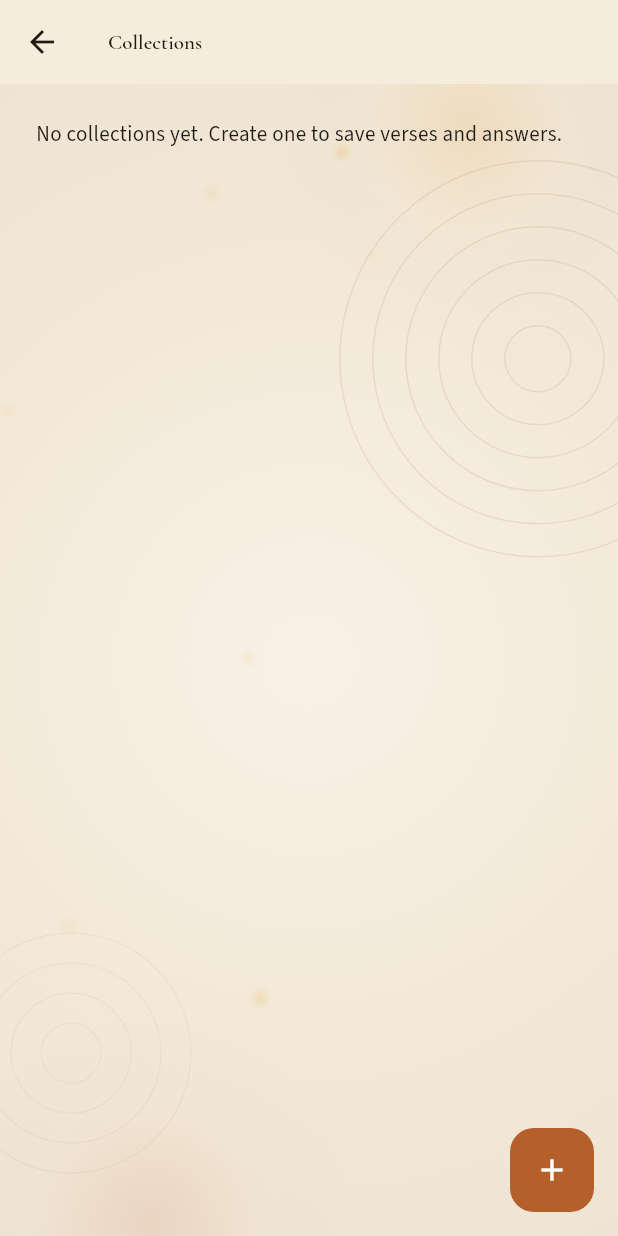
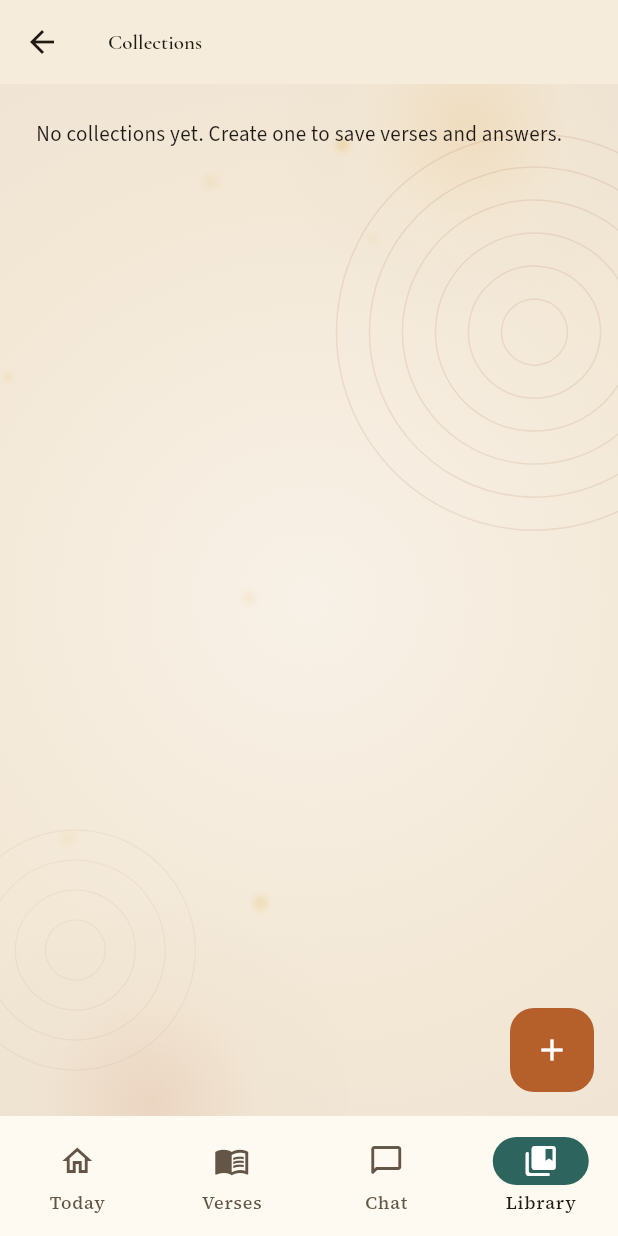
Before and after one commit to kallurivenkatesh4416-commits/gita_companion, a Flutter app: the CollectionsScreen screen opened by its route, on a phone screen of 412 x 824 dp. Run offline on Flutter 3.47's test engine with Material 3 defaults, Android fonts, the phone set to English and light mode, and no system bars; our stand-ins replace flutter_local_notifications, flutter_tts, google_fonts, just_audio, share_plus, shared_preferences and 2 more; accounts and stored records are empty; network calls fail.

Commit message:
UI: calmer home + bottom nav + verse preview overflow safety

```diff
--- a/app/lib/src/widgets/app_bottom_nav.dart
+++ b/app/lib/src/widgets/app_bottom_nav.dart
@@ -8,6 +8,15 @@ class AppBottomNav extends StatelessWidget {
   final int currentIndex;
 
   const AppBottomNav({super.key, required this.currentIndex});
+
+  String _label({
+    required AppStrings strings,
+    required String key,
+    required String fallback,
+  }) {
+    final value = strings.t(key);
+    return value == key ? fallback : value;
+  }
 
   @override
   Widget build(BuildContext context) {
@@ -30,10 +39,12 @@ class AppBottomNav extends StatelessWidget {
                 context, '/verses', (route) => false);
             break;
           case 2:
-            Navigator.pushNamed(context, '/chat');
+            Navigator.pushNamedAndRemoveUntil(
+                context, '/chat', (route) => false);
             break;
           case 3:
-            Navigator.pushNamed(context, '/settings');
+            Navigator.pushNamedAndRemoveUntil(
+                context, '/collections', (route) => false);
             break;
         }
       },
@@ -41,22 +52,38 @@ class AppBottomNav extends StatelessWidget {
         NavigationDestination(
           icon: const Icon(Icons.home_outlined),
           selectedIcon: const Icon(Icons.home_rounded),
-          label: strings.t('tab_home'),
+          label: _label(
+            strings: strings,
+            key: 'tab_today',
+            fallback: 'Today',
+          ),
         ),
         NavigationDestination(
           icon: const Icon(Icons.menu_book_outlined),
           selectedIcon: const Icon(Icons.menu_book_rounded),
-          label: strings.t('tab_verses'),
+          label: _label(
+            strings: strings,
+            key: 'tab_verses',
+            fallback: 'Verses',
+          ),
         ),
         NavigationDestination(
           icon: const Icon(Icons.chat_bubble_outline_rounded),
           selectedIcon: const Icon(Icons.chat_bubble_rounded),
-          label: strings.t('tab_chat'),
+          label: _label(
+            strings: strings,
+            key: 'tab_chat',
+            fallback: 'Chat',
+          ),
         ),
         NavigationDestination(
-          icon: const Icon(Icons.settings_outlined),
-          selectedIcon: const Icon(Icons.settings_rounded),
-          label: strings.t('tab_settings'),
+          icon: const Icon(Icons.collections_bookmark_outlined),
+          selectedIcon: const Icon(Icons.collections_bookmark_rounded),
+          label: _label(
+            strings: strings,
+            key: 'tab_library',
+            fallback: 'Library',
+          ),
         ),
       ],
     );
```
Also changed, not shown: app/lib/src/screens/ask_screen.dart (+8 -1 lines), app/lib/src/screens/collections_screen.dart (+14 -4 lines), app/lib/src/screens/home_screen.dart (+89 -24 lines), app/lib/src/widgets/verse_preview_card.dart (+29 -7 lines).
